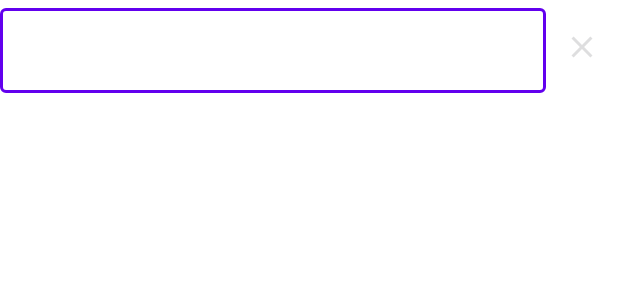
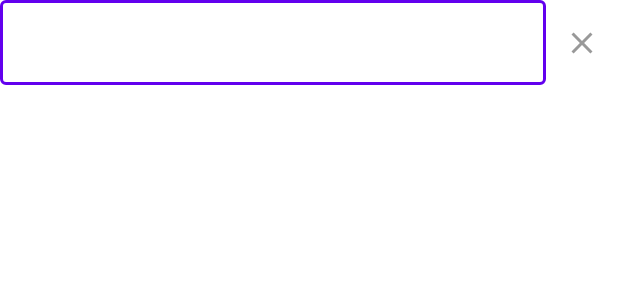
Before and after one commit to health-history-428/patient-app, an Android app: the layout list_item_edit.xml on its own in the app's theme, with its tools: preview values and no code run, on a phone screen of 412 x 824 dp. Shown: the top 300 px of the screen. Run offline under Robolectric (Android 15) with nearby library versions, the phone set to English and light mode, and no system bars.

Commit message:
fix CI issue and alignment of list_item_edit.xml

```diff
--- a/app/src/main/res/layout/list_item_edit.xml
+++ b/app/src/main/res/layout/list_item_edit.xml
@@ -9,6 +9,7 @@
         style="@style/Widget.MaterialComponents.TextInputLayout.OutlinedBox"
         android:layout_width="0dp"
         android:layout_height="wrap_content"
+        app:hintEnabled="false"
         app:layout_constraintEnd_toStartOf="@id/item_remove_butt"
         app:layout_constraintStart_toStartOf="parent"
         app:layout_constraintTop_toTopOf="parent">
@@ -23,12 +24,11 @@
     <ImageButton
         android:id="@+id/item_remove_butt"
         android:layout_width="48dp"
-        android:layout_height="48dp"
-        android:background="@android:color/transparent"
+        android:layout_height="0dp"
         android:contentDescription="Delete"
-        android:foreground="?android:attr/selectableItemBackgroundBorderless"
+        android:background="?android:attr/selectableItemBackground"
         android:src="@drawable/ic_close"
-        android:tint="@color/secondaryDarkColor"
+        android:tint="@android:color/tertiary_text_light"
         app:layout_constraintBottom_toBottomOf="@id/item_edittext"
         app:layout_constraintEnd_toEndOf="parent"
         app:layout_constraintTop_toTopOf="@id/item_edittext" />
```
